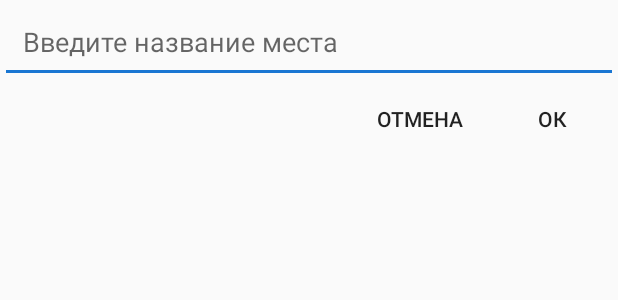
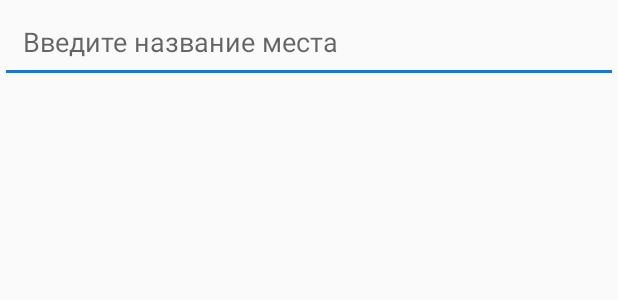
Before and after one commit to HazarD2311/Weather, an Android app: the layout dialog_favourite_rename.xml on its own in the app's theme, with its tools: preview values and no code run, on a phone screen of 412 x 824 dp. Shown: the top 300 px of the screen. Run offline under Robolectric (Android 15) with nearby library versions, the phone set to English and light mode, and no system bars.

Commit message:
Переделал диалогое окно при переименовании избранного места (через onCreateDialog)

```diff
--- a/app/src/main/res/layout/dialog_favourite_rename.xml
+++ b/app/src/main/res/layout/dialog_favourite_rename.xml
@@ -6,30 +6,9 @@
 
     <EditText
         android:id="@+id/edit_dialog_favourite_rename"
-        android:padding="15dp"
         android:layout_width="match_parent"
         android:layout_height="wrap_content"
-        android:hint="Введите название места" />
-
-    <LinearLayout
-        android:layout_width="match_parent"
-        android:layout_height="wrap_content"
-        android:gravity="right">
-
-        <Button
-            android:id="@+id/cancel_dialog_favourite_rename"
-            android:layout_width="wrap_content"
-            android:layout_height="wrap_content"
-            android:background="?attr/selectableItemBackground"
-            android:text="Отмена" />
-
-        <Button
-            android:id="@+id/ok_dialog_favourite_rename"
-            android:layout_width="wrap_content"
-            android:layout_height="wrap_content"
-            android:background="?attr/selectableItemBackground"
-            android:text="Ок" />
-
-    </LinearLayout>
+        android:hint="Введите название места"
+        android:padding="15dp" />
 
 </LinearLayout>
```
Also changed, not shown: app/src/main/java/ru/surfproject/app/weather/fragments/FavouriteRenameDialogFragment.java (+28 -35 lines).
